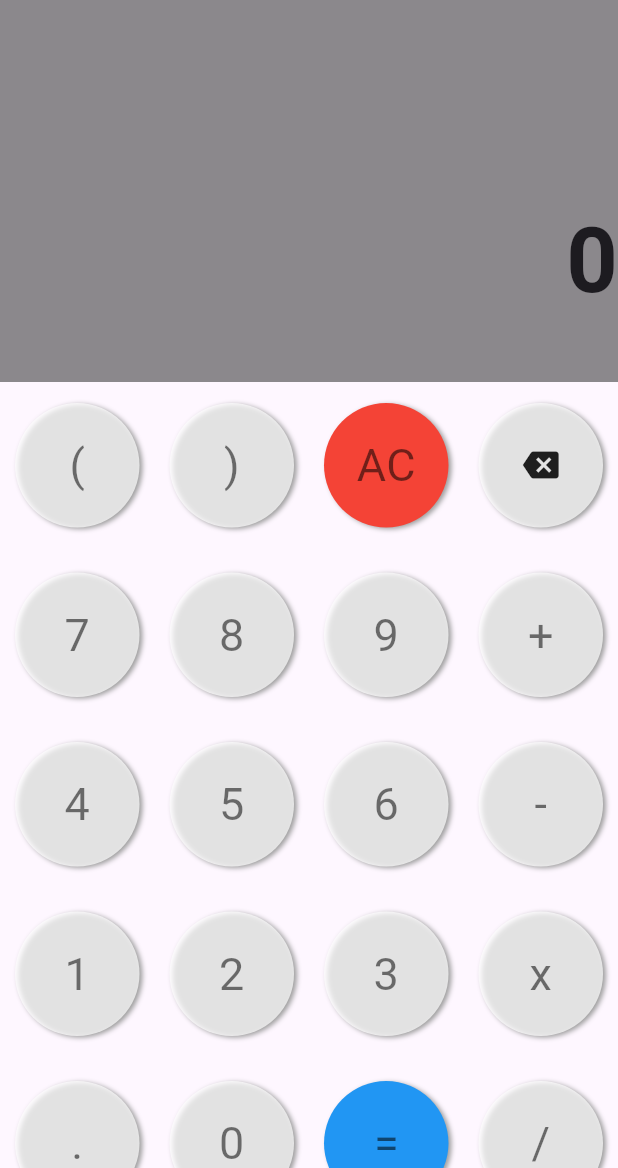
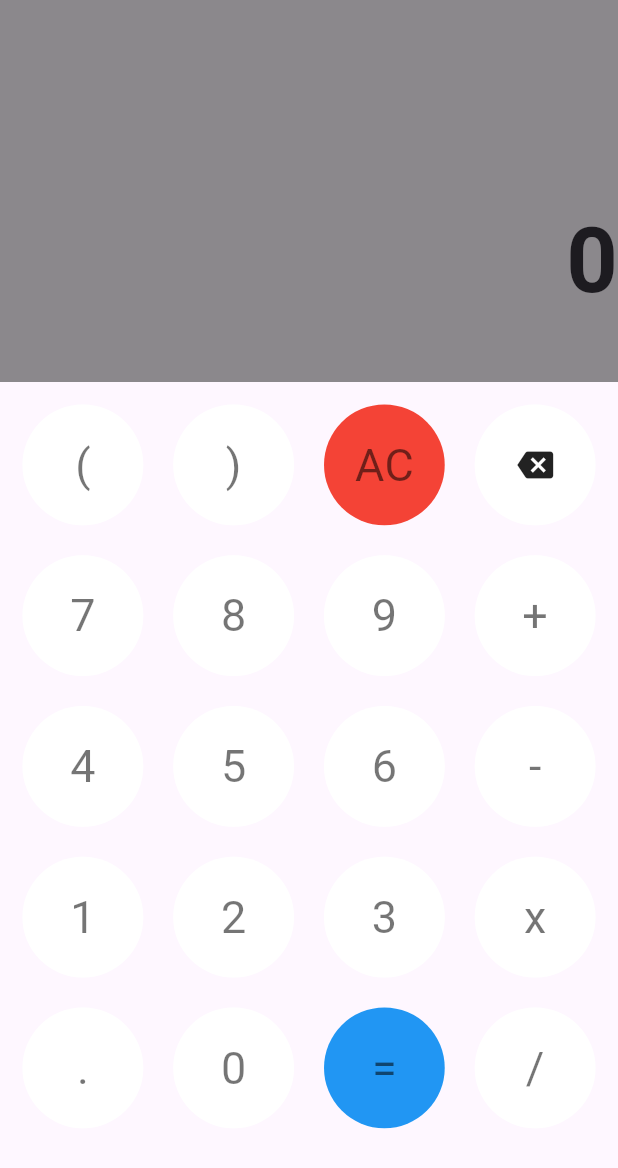
Before and after one commit to 0x000UK/Calculator_flutter, a Flutter app: the screen it shows after launch, on a phone screen of 412 x 824 dp, the part 68-1236 px from its top. Run offline on Flutter 3.47's test engine with Material 2 defaults, Android fonts, the phone set to English and light mode, and no system bars; our stand-ins replace math_expressions.

Commit message:
updated keypadd

```diff
--- a/lib/keypad.dart
+++ b/lib/keypad.dart
@@ -3,9 +3,12 @@ import 'package:flutter/material.dart';
 class MyKeys extends StatelessWidget {
 
   final Function fun;
+  final Size scrSize;
+
   const MyKeys({
       Key? key,
-      required this.fun
+      required this.fun,
+      required this.scrSize
     }) : super(key: key);
 
   @override
@@ -14,8 +17,8 @@ class MyKeys extends StatelessWidget {
 
     child :Container(
     child : GridView.count(
-      padding:const EdgeInsets.fromLTRB(0.0, 4, 0, 4),
-      mainAxisSpacing: 10,
+      padding:const EdgeInsets.all(5),
+      //mainAxisSpacing: (scrSize.height-300)/200,
       crossAxisCount: 4,
       children: [
           CalculatorButton(text: '(',function: fun,),
@@ -53,6 +56,8 @@ class CalculatorButton extends StatelessWidget {
   final bool isBackButton;
   final Function function;
 
+  static bool isDarkThemeEnabled = false;
+
   const CalculatorButton({
     Key? key,
     required this.function,
@@ -70,17 +75,18 @@ class CalculatorButton extends StatelessWidget {
       width: 60,
       height: 60,
       decoration:  BoxDecoration(
-        boxShadow: const [
+        boxShadow: [
           BoxShadow(
-            color:  Colors.grey,
-            offset: Offset(2, 1),
-            blurRadius: 2
+            color:  isDarkThemeEnabled?Colors.black : Colors.white,
           ),
         ],
         borderRadius:const BorderRadius.all(
           Radius.circular(45)
         ),
-        color: isEqualsButton?Colors.blue : isAllClearButton?Colors.red: Colors.white70,
+        color:  isEqualsButton?Colors.blue :
+                isAllClearButton?Colors.red:
+                isDarkThemeEnabled?Colors.black45 :
+                Colors.white70,
       ),
       child: InkWell(
         customBorder: const RoundedRectangleBorder(
@@ -90,11 +96,12 @@ class CalculatorButton extends StatelessWidget {
         child: Center(
           child: isBackButton?const Icon(Icons.backspace):Text(
             text,
-            style: const TextStyle(fontSize: 30, color: Colors.black54),
+            style: TextStyle(fontSize: 30,
+              color: isDarkThemeEnabled?Colors.white : Colors.black54),
+            ),
           )
         ),
       ),
-    )
-  );
+    );
   }
 }
```
